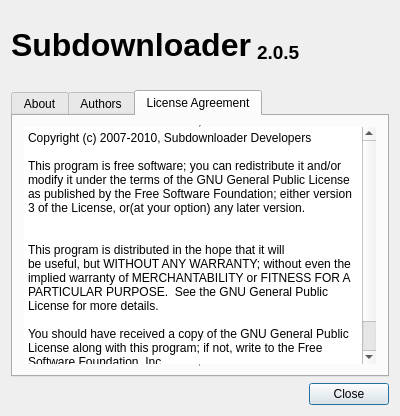
The window that gui/about.ui (subdownloader/subdownloader) describes before a commit, drawn with Qt 5.
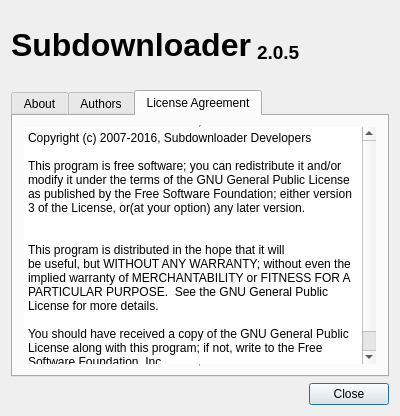
The same window after the commit. The open tabs and pages were chosen to show the change. Icons and pictures are not drawn.

Diff of the .ui file:
```diff
--- a/gui/about.ui
+++ b/gui/about.ui
@@ -223,18 +223,17 @@
           <string>&lt;!DOCTYPE HTML PUBLIC &quot;-//W3C//DTD HTML 4.0//EN&quot; &quot;http://www.w3.org/TR/REC-html40/strict.dtd&quot;&gt;
 &lt;html&gt;&lt;head&gt;&lt;meta name=&quot;qrichtext&quot; content=&quot;1&quot; /&gt;&lt;style type=&quot;text/css&quot;&gt;
 p, li { white-space: pre-wrap; }
-&lt;/style&gt;&lt;/head&gt;&lt;body style=&quot; font-family:'Ubuntu'; font-size:11pt; font-weight:400; font-style:normal;&quot;&gt;
-&lt;p style=&quot; margin-top:0px; margin-bottom:0px; margin-left:0px; margin-right:0px; -qt-block-indent:0; text-indent:0px;&quot;&gt;&lt;span style=&quot; font-family:'Sans Serif'; font-size:9pt;&quot;&gt;Copyright (c) 2007-2010, Subdownloader Developers&lt;/span&gt;&lt;/p&gt;
-&lt;p style=&quot;-qt-paragraph-type:empty; margin-top:0px; margin-bottom:0px; margin-left:0px; margin-right:0px; -qt-block-indent:0; text-indent:0px; font-family:'Sans Serif'; font-size:9pt;&quot;&gt;&lt;br /&gt;&lt;/p&gt;
-&lt;p style=&quot; margin-top:0px; margin-bottom:0px; margin-left:0px; margin-right:0px; -qt-block-indent:0; text-indent:0px;&quot;&gt;&lt;span style=&quot; font-family:'Sans Serif'; font-size:9pt;&quot;&gt;This program is free software; you can redistribute it and/or modify it under the terms of the GNU General Public License as published by the Free Software Foundation; either version 3 of the License, or(at your option) any later version.                   &lt;/span&gt;&lt;/p&gt;
-&lt;p style=&quot;-qt-paragraph-type:empty; margin-top:0px; margin-bottom:0px; margin-left:0px; margin-right:0px; -qt-block-indent:0; text-indent:0px; font-family:'Sans Serif'; font-size:9pt;&quot;&gt;&lt;br /&gt;&lt;/p&gt;
-&lt;p style=&quot;-qt-paragraph-type:empty; margin-top:0px; margin-bottom:0px; margin-left:0px; margin-right:0px; -qt-block-indent:0; text-indent:0px; font-family:'Sans Serif'; font-size:9pt;&quot;&gt;&lt;br /&gt;&lt;/p&gt;
-&lt;p style=&quot; margin-top:0px; margin-bottom:0px; margin-left:0px; margin-right:0px; -qt-block-indent:0; text-indent:0px;&quot;&gt;&lt;span style=&quot; font-family:'Sans Serif'; font-size:9pt;&quot;&gt;This program is distributed in the hope that it will&lt;/span&gt;&lt;/p&gt;
-&lt;p style=&quot; margin-top:0px; margin-bottom:0px; margin-left:0px; margin-right:0px; -qt-block-indent:0; text-indent:0px;&quot;&gt;&lt;span style=&quot; font-family:'Sans Serif'; font-size:9pt;&quot;&gt;be useful, but WITHOUT ANY WARRANTY; without even the implied warranty of MERCHANTABILITY or FITNESS FOR A PARTICULAR PURPOSE.  See the GNU General Public License for more details.                         &lt;/span&gt;&lt;/p&gt;
-&lt;p style=&quot;-qt-paragraph-type:empty; margin-top:0px; margin-bottom:0px; margin-left:0px; margin-right:0px; -qt-block-indent:0; text-indent:0px; font-family:'Sans Serif'; font-size:9pt;&quot;&gt;&lt;br /&gt;&lt;/p&gt;
-&lt;p style=&quot; margin-top:0px; margin-bottom:0px; margin-left:0px; margin-right:0px; -qt-block-indent:0; text-indent:0px;&quot;&gt;&lt;span style=&quot; font-family:'Sans Serif'; font-size:9pt;&quot;&gt;You should have received a copy of the GNU General Public License along with this program; if not, write to the Free Software Foundation, Inc.,&lt;/span&gt;&lt;/p&gt;
-&lt;p style=&quot; margin-top:0px; margin-bottom:0px; margin-left:0px; margin-right:0px; -qt-block-indent:0; text-indent:0px;&quot;&gt;&lt;span style=&quot; font-family:'Sans Serif'; font-size:9pt;&quot;&gt;59 Temple Place - Suite 330, Boston, MA  02111-1307, USA.  &lt;/span&gt;&lt;/p&gt;
-&lt;p style=&quot;-qt-paragraph-type:empty; margin-top:0px; margin-bottom:0px; margin-left:0px; margin-right:0px; -qt-block-indent:0; text-indent:0px; font-family:'Sans Serif'; font-size:9pt;&quot;&gt;&lt;br /&gt;&lt;/p&gt;&lt;/body&gt;&lt;/html&gt;</string>
+&lt;/style&gt;&lt;/head&gt;&lt;body style=&quot; font-family:'Sans Serif'; font-size:9pt; font-weight:400; font-style:normal;&quot;&gt;
+&lt;p style=&quot; margin-top:0px; margin-bottom:0px; margin-left:0px; margin-right:0px; -qt-block-indent:0; text-indent:0px;&quot;&gt;Copyright (c) 2007-2016, Subdownloader Developers&lt;/p&gt;
+&lt;p style=&quot;-qt-paragraph-type:empty; margin-top:0px; margin-bottom:0px; margin-left:0px; margin-right:0px; -qt-block-indent:0; text-indent:0px;&quot;&gt;&lt;br /&gt;&lt;/p&gt;
+&lt;p style=&quot; margin-top:0px; margin-bottom:0px; margin-left:0px; margin-right:0px; -qt-block-indent:0; text-indent:0px;&quot;&gt;This program is free software; you can redistribute it and/or modify it under the terms of the GNU General Public License as published by the Free Software Foundation; either version 3 of the License, or(at your option) any later version.                   &lt;/p&gt;
+&lt;p style=&quot;-qt-paragraph-type:empty; margin-top:0px; margin-bottom:0px; margin-left:0px; margin-right:0px; -qt-block-indent:0; text-indent:0px;&quot;&gt;&lt;br /&gt;&lt;/p&gt;
+&lt;p style=&quot;-qt-paragraph-type:empty; margin-top:0px; margin-bottom:0px; margin-left:0px; margin-right:0px; -qt-block-indent:0; text-indent:0px;&quot;&gt;&lt;br /&gt;&lt;/p&gt;
+&lt;p style=&quot; margin-top:0px; margin-bottom:0px; margin-left:0px; margin-right:0px; -qt-block-indent:0; text-indent:0px;&quot;&gt;This program is distributed in the hope that it will&lt;/p&gt;
+&lt;p style=&quot; margin-top:0px; margin-bottom:0px; margin-left:0px; margin-right:0px; -qt-block-indent:0; text-indent:0px;&quot;&gt;be useful, but WITHOUT ANY WARRANTY; without even the implied warranty of MERCHANTABILITY or FITNESS FOR A PARTICULAR PURPOSE.  See the GNU General Public License for more details.                         &lt;/p&gt;
+&lt;p style=&quot;-qt-paragraph-type:empty; margin-top:0px; margin-bottom:0px; margin-left:0px; margin-right:0px; -qt-block-indent:0; text-indent:0px;&quot;&gt;&lt;br /&gt;&lt;/p&gt;
+&lt;p style=&quot; margin-top:0px; margin-bottom:0px; margin-left:0px; margin-right:0px; -qt-block-indent:0; text-indent:0px;&quot;&gt;You should have received a copy of the GNU General Public License along with this program; if not, write to the Free Software Foundation, Inc.,&lt;/p&gt;
+&lt;p style=&quot; margin-top:0px; margin-bottom:0px; margin-left:0px; margin-right:0px; -qt-block-indent:0; text-indent:0px;&quot;&gt;51 Franklin Street, Fifth Floor, Boston, MA 02110-1301 USA. &lt;/p&gt;&lt;/body&gt;&lt;/html&gt;</string>
          </property>
         </widget>
        </item>
```
Left out of the diff: 27 changed lines with no effect on the pictures.
